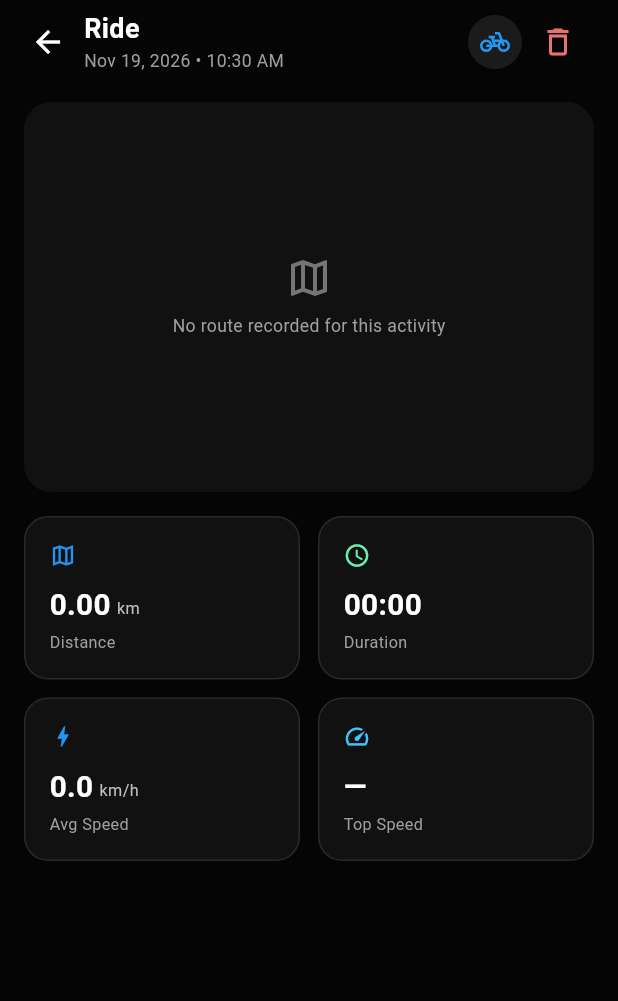
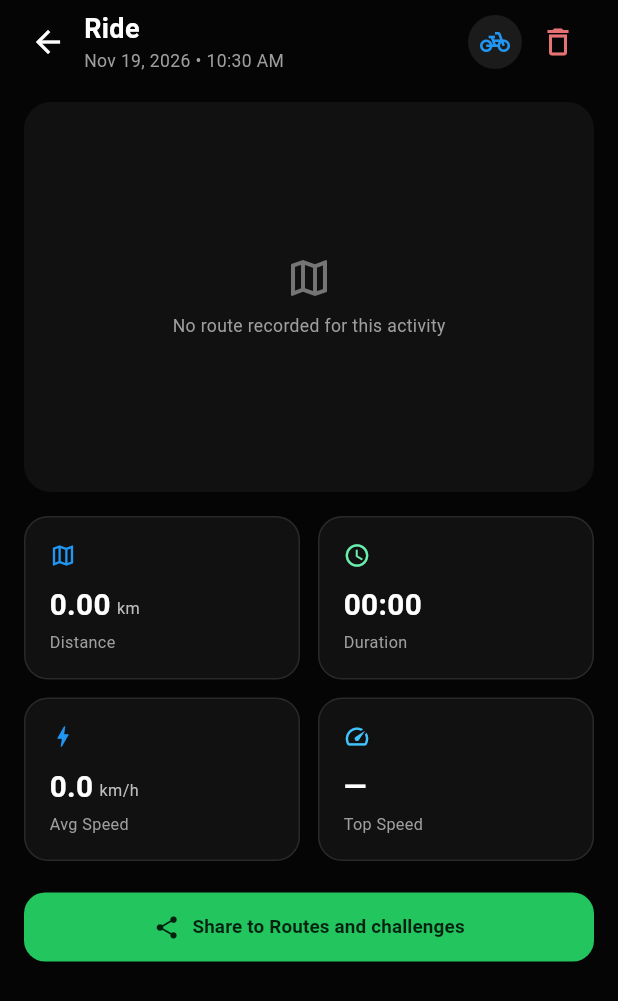
Before and after one commit to KhentZafra/vitrax-app, a Flutter app: the ActivityDetailScreen screen opened directly with empty values, on a phone screen of 412 x 824 dp. Shown: the top 1001 px of the screen. Run offline on Flutter 3.47's test engine with Material 3 defaults, Android fonts, the phone set to English and light mode, and no system bars; our stand-ins replace connectivity_plus, firebase_core, firebase_messaging, flutter_local_notifications, flutter_map, flutter_tts and 11 more; missing offline and left inert: video_compress; accounts and stored records are empty; network calls fail; statements that could not run were skipped.

Commit message:
VITRAX 1.0.3

```diff
--- a/lib/screens/activity_detail_screen.dart
+++ b/lib/screens/activity_detail_screen.dart
@@ -111,10 +111,47 @@ class ActivityDetailScreen extends StatelessWidget {
     }
   }
 
+  /// Shares an activity that was not shared yet, so it appears in Routes and
+  /// counts toward challenges. It is not posted to the Community feed.
+  Future<void> _confirmShare(BuildContext context, Activity a) async {
+    final provider = context.read<ActivityProvider>();
+    final messenger = ScaffoldMessenger.of(context);
+    final ok = await showDialog<bool>(
+      context: context,
+      builder: (ctx) => AlertDialog(
+        backgroundColor: const Color(0xff141414),
+        title: const Text('Share this activity?', style: TextStyle(color: Colors.white, fontSize: 17, fontWeight: FontWeight.bold)),
+        content: Text(
+          'It will appear in Routes and count toward any challenge you joined. It will not be posted on the Community feed.',
+          style: TextStyle(color: Colors.grey.shade400, height: 1.4),
+        ),
+        actions: [
+          DialogSafeButton(label: 'Not now', onPressed: () => Navigator.pop(ctx, false)),
+          DialogSafeButton(label: 'Share', onPressed: () => Navigator.pop(ctx, true)),
+        ],
+      ),
+    );
+    if (ok != true) return;
+    final id = a.id;
+    final done = id != null && await provider.markActivityShared(id);
+    messenger.clearSnackBars();
+    messenger.showSnackBar(SnackBar(
+      content: Text(done
+          ? 'Shared. It now appears in Routes and counts toward your challenges.'
+          : "Couldn't share this activity. Check your internet and try again."),
+    ));
+  }
+
   @override
   Widget build(BuildContext context) {
     final hasRoute = _routePoints.length > 1;
     final maxSpeed = _maxSpeedKmh;
+    // The activity can change while this page is open (for example after
+    // sharing), so read the current copy from the provider.
+    final live = context.watch<ActivityProvider>().allActivities.firstWhere(
+          (x) => x.id != null && x.id == activity.id,
+          orElse: () => activity,
+        );
 
     return Scaffold(
       backgroundColor: _Palette.background,
@@ -256,7 +293,24 @@ class ActivityDetailScreen extends StatelessWidget {
                         ),
                       ],
                     ),
-                    if (activity.shared) ...[
+                    if (!live.shared && !live.pendingSync && live.id != null) ...[
+                      const SizedBox(height: 20),
+                      SizedBox(
+                        width: double.infinity,
+                        child: ElevatedButton.icon(
+                          onPressed: () => _confirmShare(context, live),
+                          icon: const Icon(Icons.share, size: 18),
+                          label: const Text('Share to Routes and challenges', style: TextStyle(fontWeight: FontWeight.w700)),
+                          style: ElevatedButton.styleFrom(
+                            backgroundColor: const Color(0xff22c55e),
+                            foregroundColor: const Color(0xff04210f),
+                            padding: const EdgeInsets.symmetric(vertical: 14),
+                            shape: RoundedRectangleBorder(borderRadius: BorderRadius.circular(14)),
+                          ),
+                        ),
+                      ),
+                    ],
+                    if (live.shared) ...[
                       const SizedBox(height: 20),
                       Container(
                         width: double.infinity,
@@ -275,7 +329,7 @@ class ActivityDetailScreen extends StatelessWidget {
                         ),
                       ),
                     ],
-                    if (activity.pendingSync) ...[
+                    if (live.pendingSync) ...[
                       const SizedBox(height: 20),
                       Container(
                         width: double.infinity,
--- a/lib/services/hazard_service.dart
+++ b/lib/services/hazard_service.dart
@@ -133,6 +133,7 @@ class HazardService {
           .lte('lat', lat + dLat)
           .gte('lng', lng - dLng)
           .lte('lng', lng + dLng)
+          .order('reported_at', ascending: false)
           .limit(500);
       return (rows as List<dynamic>).map((r) => HazardReport.fromMap(r as Map<String, dynamic>)).toList();
     } catch (_) {
--- a/pubspec.yaml
+++ b/pubspec.yaml
@@ -16,7 +16,7 @@ publish_to: 'none' # Remove this line if you wish to publish to pub.dev
 # https://developer.apple.com/library/archive/documentation/General/Reference/InfoPlistKeyReference/Articles/CoreFoundationKeys.html
 # In Windows, build-name is used as the major, minor, and patch parts
 # of the product and file versions while build-number is used as the build suffix.
-version: 1.0.2+3
+version: 1.0.3+4
 
 environment:
   sdk: ^3.11.4
--- a/vitrax-web/public/version.json
+++ b/vitrax-web/public/version.json
@@ -1,7 +1,7 @@
 {
-  "version": "1.0.2",
-  "build": 3,
+  "version": "1.0.3",
+  "build": 4,
   "minBuild": 1,
   "apk": "https://github.com/KhentZafra/vitrax-app/releases/latest/download/vitrax.apk",
-  "notes": "Fix: walking and slow jogging are now counted fully, so your distance is more accurate."
+  "notes": "New: share an activity you forgot to share, right from its details page. All hazards now show on the recording map. Walking and slow jogging are counted fully."
 }
```
Also changed, not shown: lib/screens/record_screen.dart (+11 -6 lines), 3 other files.
